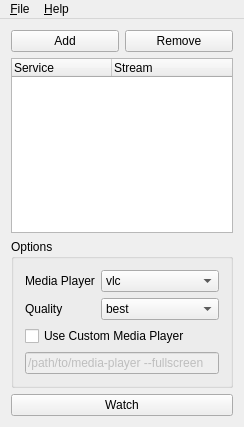
First picture: the form in src/mainwindow.ui, repository Hyperz/qLiveStreamer, before the edit.
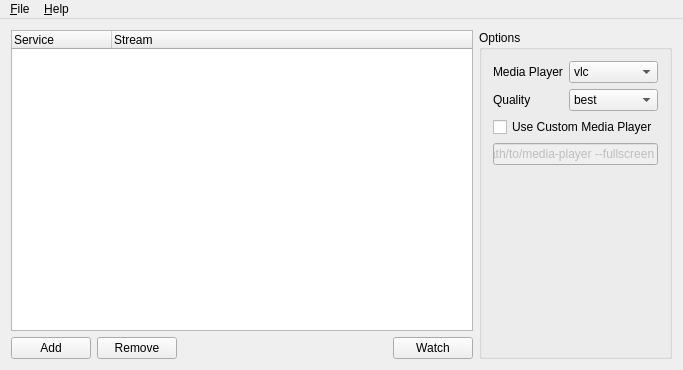
Second picture: the form after the edit. Icons and pictures are not drawn.

Commit message: Update UI (layout, quality settings)

```diff
--- a/src/mainwindow.ui
+++ b/src/mainwindow.ui
@@ -6,8 +6,8 @@
    <rect>
     <x>0</x>
     <y>0</y>
-    <width>244</width>
-    <height>427</height>
+    <width>683</width>
+    <height>370</height>
    </rect>
   </property>
   <property name="windowTitle">
@@ -18,7 +18,29 @@
     <normaloff>:/images/qlivestreamer.png</normaloff>:/images/qlivestreamer.png</iconset>
   </property>
   <widget class="QWidget" name="centralWidget">
-   <layout class="QVBoxLayout" name="verticalLayout">
+   <layout class="QHBoxLayout" name="horizontalLayout_2" stretch="1,0">
+    <item>
+     <layout class="QVBoxLayout" name="verticalLayout_2">
+      <item>
+       <widget class="QTreeWidget" name="treeStreams">
+        <property name="selectionBehavior">
+         <enum>QAbstractItemView::SelectRows</enum>
+        </property>
+        <property name="rootIsDecorated">
+         <bool>false</bool>
+        </property>
+        <column>
+         <property name="text">
+          <string>Service</string>
+         </property>
+        </column>
+        <column>
+         <property name="text">
+          <string>Stream</string>
+         </property>
+        </column>
+       </widget>
+      </item>
     <item>
      <layout class="QHBoxLayout" name="horizontalLayout">
       <item>
@@ -41,27 +63,29 @@
         </property>
        </widget>
       </item>
-     </layout>
+        <item>
+         <spacer name="horizontalSpacer">
+          <property name="orientation">
+           <enum>Qt::Horizontal</enum>
+          </property>
+          <property name="sizeHint" stdset="0">
+           <size>
+            <width>40</width>
+            <height>20</height>
+           </size>
+          </property>
+         </spacer>
     </item>
     <item>
-     <widget class="QTreeWidget" name="treeStreams">
-      <property name="selectionBehavior">
-       <enum>QAbstractItemView::SelectRows</enum>
-      </property>
-      <property name="rootIsDecorated">
-       <bool>false</bool>
-      </property>
-      <column>
+         <widget class="QPushButton" name="btnWatchStream">
        <property name="text">
-        <string>Service</string>
-       </property>
-      </column>
-      <column>
-       <property name="text">
-        <string>Stream</string>
-       </property>
-      </column>
-     </widget>
+           <string>Watch</string>
+          </property>
+         </widget>
+        </item>
+       </layout>
+      </item>
+     </layout>
     </item>
     <item>
      <widget class="QGroupBox" name="groupBox">
@@ -117,67 +141,27 @@
          </item>
          <item>
           <property name="text">
-           <string>Source</string>
+           <string>source</string>
           </property>
          </item>
          <item>
           <property name="text">
-           <string>High</string>
+           <string>high</string>
           </property>
          </item>
          <item>
           <property name="text">
-           <string>Medium</string>
+           <string>medium</string>
           </property>
          </item>
          <item>
           <property name="text">
-           <string>Low</string>
+           <string>low</string>
           </property>
          </item>
          <item>
           <property name="text">
-           <string>1080p</string>
-          </property>
-         </item>
-         <item>
-          <property name="text">
-           <string>720p</string>
-          </property>
-         </item>
-         <item>
-          <property name="text">
-           <string>480p</string>
-          </property>
-         </item>
-         <item>
-          <property name="text">
-           <string>360p</string>
-          </property>
-         </item>
-         <item>
-          <property name="text">
-           <string>240p</string>
-          </property>
-         </item>
-         <item>
-          <property name="text">
-           <string>72p</string>
-          </property>
-         </item>
-         <item>
-          <property name="text">
-           <string>mobile_high</string>
-          </property>
-         </item>
-         <item>
-          <property name="text">
-           <string>mobile_medium</string>
-          </property>
-         </item>
-         <item>
-          <property name="text">
-           <string>mobile_low</string>
+           <string>mobile</string>
           </property>
          </item>
         </widget>
@@ -208,13 +192,6 @@
       </layout>
      </widget>
     </item>
-    <item>
-     <widget class="QPushButton" name="btnWatchStream">
-      <property name="text">
-       <string>Watch</string>
-      </property>
-     </widget>
-    </item>
    </layout>
   </widget>
   <widget class="QMenuBar" name="menuBar">
@@ -222,8 +199,8 @@
     <rect>
      <x>0</x>
      <y>0</y>
-     <width>244</width>
-     <height>20</height>
+     <width>683</width>
+     <height>25</height>
     </rect>
    </property>
    <widget class="QMenu" name="menuFile">
```
Lines whose indentation alone changed are shown as unchanged.
